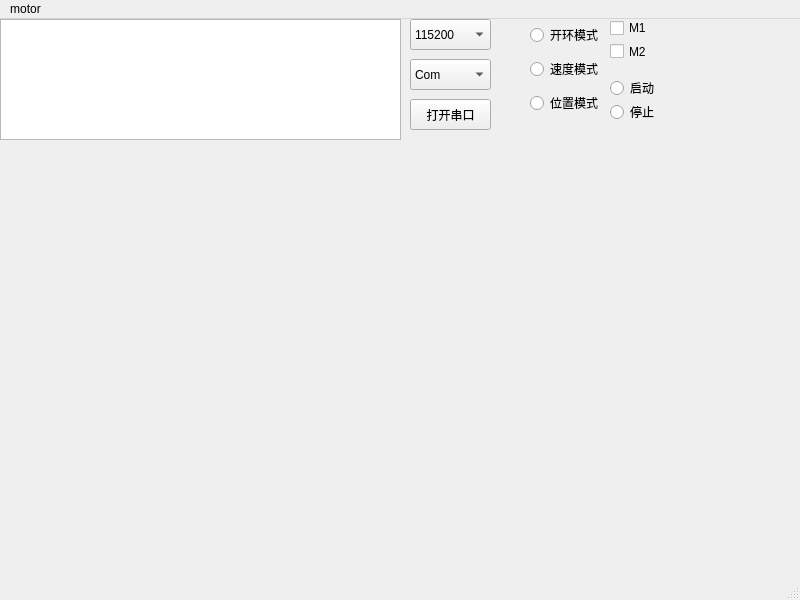
Above: MainWindow/mainwindow.ui from zagerx/MCOM before the change. Below: the same form after it.
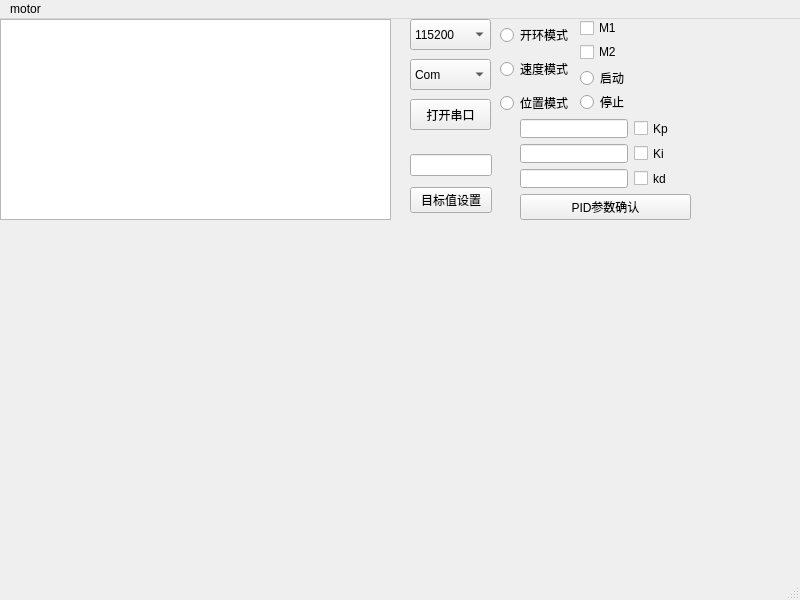
That is the form after the change.

Commit message: UI界面，增加参数设置功能

Patch:
```diff
--- a/MainWindow/mainwindow.ui
+++ b/MainWindow/mainwindow.ui
@@ -32,8 +32,8 @@
      <rect>
       <x>0</x>
       <y>0</y>
-      <width>401</width>
-      <height>121</height>
+      <width>391</width>
+      <height>201</height>
      </rect>
     </property>
    </widget>
@@ -80,7 +80,7 @@
    <widget class="QWidget" name="verticalLayoutWidget">
     <property name="geometry">
      <rect>
-      <x>530</x>
+      <x>500</x>
       <y>0</y>
       <width>71</width>
       <height>101</height>
@@ -113,8 +113,8 @@
    <widget class="QWidget" name="verticalLayoutWidget_2">
     <property name="geometry">
      <rect>
-      <x>610</x>
-      <y>60</y>
+      <x>580</x>
+      <y>50</y>
       <width>71</width>
       <height>42</height>
      </rect>
@@ -139,10 +139,10 @@
    <widget class="QWidget" name="verticalLayoutWidget_3">
     <property name="geometry">
      <rect>
-      <x>610</x>
+      <x>580</x>
       <y>0</y>
       <width>71</width>
-      <height>41</height>
+      <height>42</height>
      </rect>
     </property>
     <layout class="QVBoxLayout" name="verticalLayout_3">
@@ -162,6 +162,87 @@
      </item>
     </layout>
    </widget>
+   <widget class="QWidget" name="verticalLayoutWidget_4">
+    <property name="geometry">
+     <rect>
+      <x>410</x>
+      <y>130</y>
+      <width>82</width>
+      <height>71</height>
+     </rect>
+    </property>
+    <layout class="QVBoxLayout" name="verticalLayout_4">
+     <item>
+      <widget class="QLineEdit" name="lineEdit"/>
+     </item>
+     <item>
+      <widget class="QPushButton" name="pushButton">
+       <property name="text">
+        <string>目标值设置</string>
+       </property>
+      </widget>
+     </item>
+    </layout>
+   </widget>
+   <widget class="QWidget" name="verticalLayoutWidget_5">
+    <property name="geometry">
+     <rect>
+      <x>520</x>
+      <y>100</y>
+      <width>171</width>
+      <height>101</height>
+     </rect>
+    </property>
+    <layout class="QVBoxLayout" name="verticalLayout_5">
+     <item>
+      <layout class="QFormLayout" name="formLayout">
+       <item row="0" column="0">
+        <widget class="QLineEdit" name="lineEdit_2"/>
+       </item>
+       <item row="0" column="1">
+        <widget class="QCheckBox" name="checkBox_3">
+         <property name="text">
+          <string>Kp</string>
+         </property>
+        </widget>
+       </item>
+       <item row="1" column="0">
+        <widget class="QLineEdit" name="lineEdit_3"/>
+       </item>
+       <item row="1" column="1">
+        <widget class="QCheckBox" name="checkBox_4">
+         <property name="text">
+          <string>Ki</string>
+         </property>
+        </widget>
+       </item>
+       <item row="2" column="0">
+        <widget class="QLineEdit" name="lineEdit_4"/>
+       </item>
+       <item row="2" column="1">
+        <widget class="QCheckBox" name="checkBox_5">
+         <property name="text">
+          <string>kd</string>
+         </property>
+        </widget>
+       </item>
+      </layout>
+     </item>
+     <item>
+      <widget class="QPushButton" name="pushButton_2">
+       <property name="enabled">
+        <bool>true</bool>
+       </property>
+       <property name="text">
+        <string>PID参数确认</string>
+       </property>
+       <property name="autoDefault">
+        <bool>false</bool>
+       </property>
+      </widget>
+     </item>
+    </layout>
+   </widget>
   </widget>
   <widget class="QMenuBar" name="menubar">
    <property name="geometry">
```
The commit also changes 2 other files.
